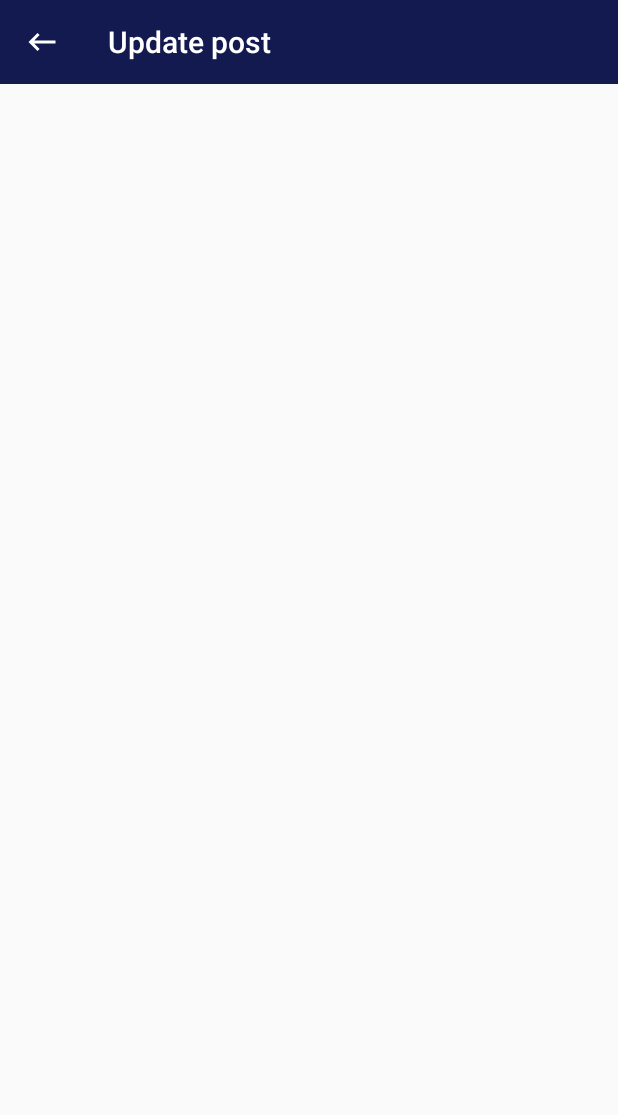
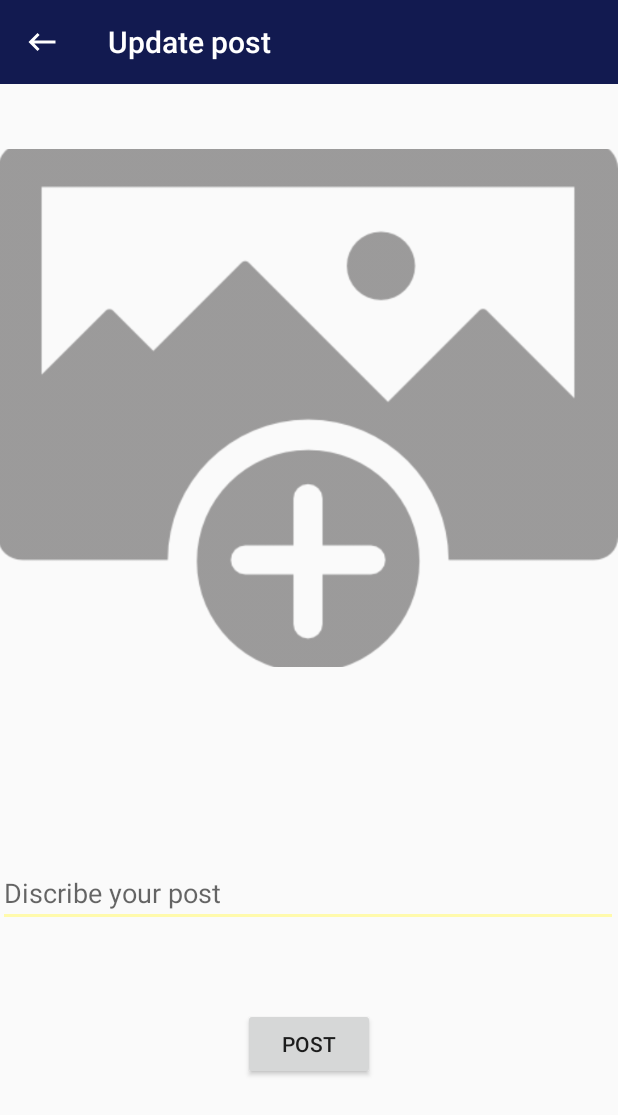
Before and after one commit to EdnaEmanuele/CarCareProject, an Android app: the PostActivity screen opened directly, with no data from a screen before it, on a phone screen of 412 x 824 dp. Shown: the top 1115 px of the screen. Run offline under Robolectric (Android 15) with nearby library versions, the phone set to English and light mode, and no system bars.

Commit message:
30/01 .2 postActivity

```diff
--- a/app/src/main/res/layout/activity_post.xml
+++ b/app/src/main/res/layout/activity_post.xml
@@ -10,4 +10,39 @@
         android:id="@+id/update_post_toolbar"
         layout="@layout/app_bar_layout"/>
 
+    <ImageButton
+        android:id="@+id/imageButton"
+        android:layout_width="match_parent"
+        android:layout_height="345dp"
+        android:layout_alignParentStart="true"
+        android:layout_alignParentTop="true"
+        android:layout_marginStart="-1dp"
+        android:layout_marginTop="99dp"
+        android:background="@android:color/transparent"
+        android:scaleType="centerCrop"
+        android:src="@drawable/select_image" />
+
+    <EditText
+        android:id="@+id/editTextTextMultiLine"
+        android:layout_width="match_parent"
+        android:layout_height="wrap_content"
+        android:layout_alignParentStart="true"
+        android:layout_alignParentBottom="true"
+        android:layout_centerHorizontal="true"
+        android:layout_marginStart="-1dp"
+        android:layout_marginBottom="206dp"
+        android:ems="10"
+        android:gravity="start|top"
+        android:hint="Discribe your post"
+        android:inputType="textMultiLine" />
+
+    <Button
+        android:id="@+id/button"
+        android:layout_width="wrap_content"
+        android:layout_height="wrap_content"
+        android:layout_alignParentBottom="true"
+        android:layout_centerHorizontal="true"
+        android:layout_marginBottom="104dp"
+        android:text="Post" />
+
 </RelativeLayout>
```
